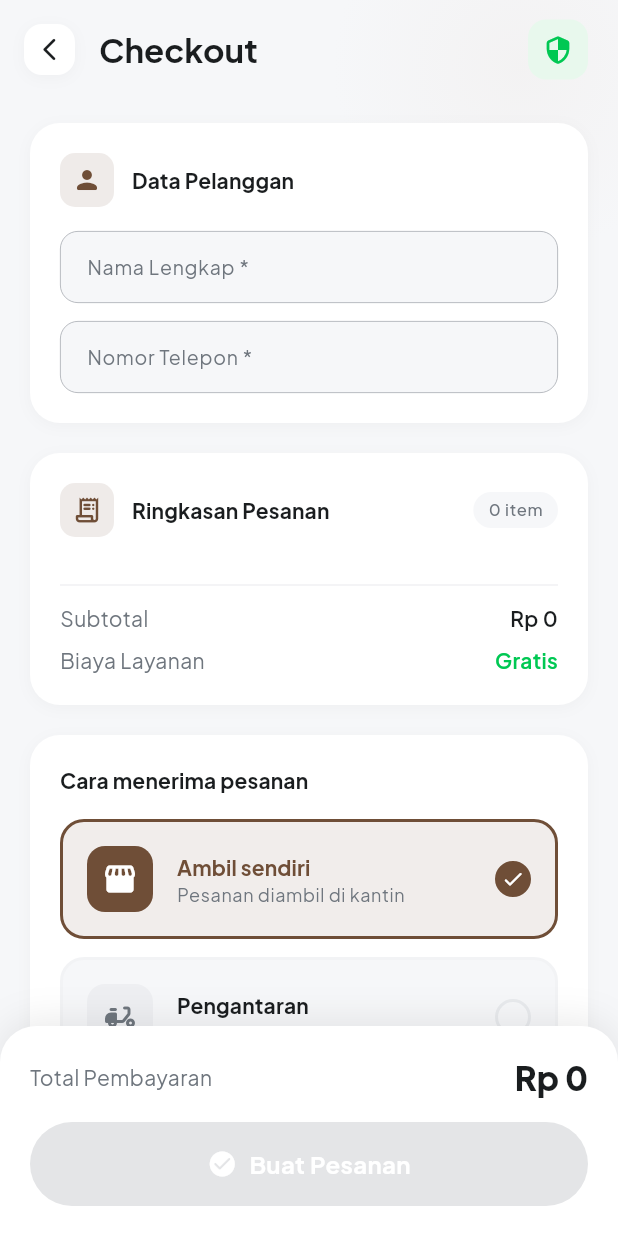
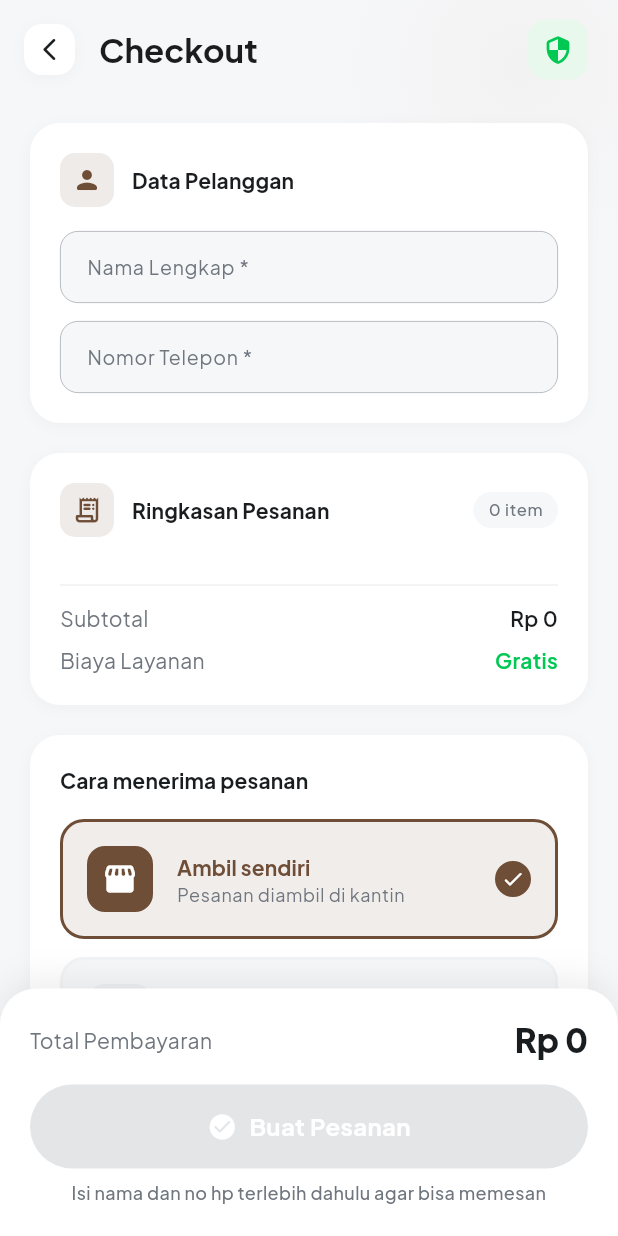
Before and after one commit to alfatihsetudio/kantindigital, a Flutter app: the CheckoutPage screen opened by its route, on a phone screen of 412 x 824 dp. Run offline on Flutter 3.47's test engine with Material 3 defaults, Android fonts, the phone set to English and light mode, and no system bars; our stand-ins replace fl_chart, google_fonts, pdf, printing, qr_flutter, shared_preferences; missing offline and left inert: dart:html; accounts and stored records are empty; network calls fail.

Commit message:
feat: show reminder text below Buat Pesanan button when name or phone is empty

```diff
--- a/flutter/kantin_digital/lib/features/customer/checkout/checkout_page.dart
+++ b/flutter/kantin_digital/lib/features/customer/checkout/checkout_page.dart
@@ -1139,6 +1139,26 @@ class _CheckoutPageState extends State<CheckoutPage> {
                 isLoading: _loading,
                 onPressed: isFormComplete ? _submit : null,
               ),
+              if (!isFormComplete) ...[
+                const SizedBox(height: 8),
+                Text(
+                  _nameController.text.trim().isEmpty ||
+                          _phoneController.text.trim().isEmpty
+                      ? 'Isi nama dan no hp terlebih dahulu agar bisa memesan'
+                      : (_isQrOrder && _selectedTable == null
+                          ? 'Pilih nomor meja terlebih dahulu agar bisa memesan'
+                          : (_selectedOrderType == 'delivery' &&
+                                  _addressController.text.trim().isEmpty
+                              ? 'Isi alamat pengantaran terlebih dahulu agar bisa memesan'
+                              : 'Lengkapi data terlebih dahulu agar bisa memesan')),
+                  textAlign: TextAlign.center,
+                  style: const TextStyle(
+                    fontSize: 12,
+                    color: AppColors.textSecondary,
+                    fontWeight: FontWeight.w500,
+                  ),
+                ),
+              ],
             ],
           ),
         ),
```
Also changed, not shown: 4 other files.
